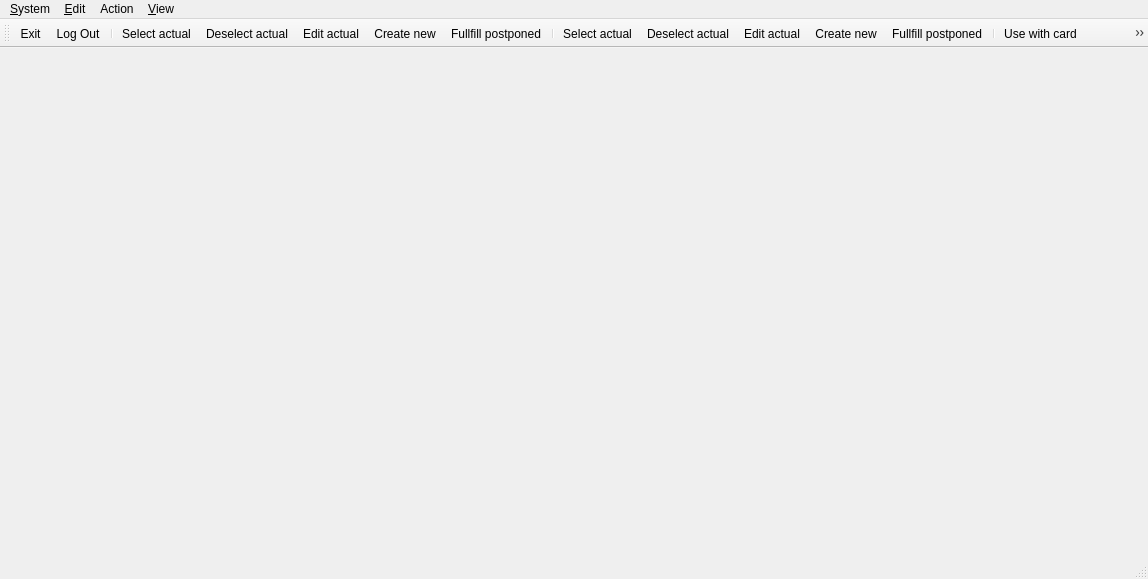
Before: the Qt Designer form client/wndmain.ui in tbikfalvi/Belenus, drawn with Qt 5.
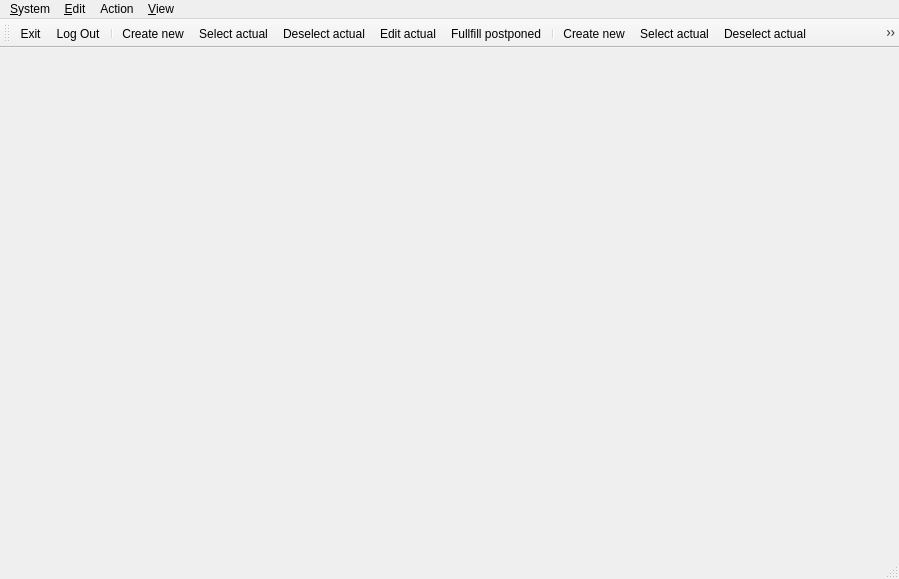
After: the same form once the commit is applied.

The edit to the form file:
```diff
--- a/client/wndmain.ui
+++ b/client/wndmain.ui
@@ -6,7 +6,7 @@
    <rect>
     <x>0</x>
     <y>0</y>
-    <width>1148</width>
+    <width>899</width>
     <height>579</height>
    </rect>
   </property>
@@ -21,7 +21,7 @@
     <rect>
      <x>0</x>
      <y>0</y>
-     <width>1148</width>
+     <width>899</width>
      <height>25</height>
     </rect>
    </property>
@@ -148,16 +148,16 @@
    <addaction name="action_Exit"/>
    <addaction name="action_LogOut"/>
    <addaction name="separator"/>
+   <addaction name="action_PatientNew"/>
    <addaction name="action_PatientSelect"/>
    <addaction name="action_PatientEmpty"/>
    <addaction name="action_EditActualPatient"/>
-   <addaction name="action_PatientNew"/>
    <addaction name="action_PostponedPatient"/>
    <addaction name="separator"/>
+   <addaction name="action_AttendanceNew"/>
    <addaction name="action_SelectActualAttendance"/>
    <addaction name="action_DeselectActualAttendance"/>
    <addaction name="action_EditActualAttendance"/>
-   <addaction name="action_AttendanceNew"/>
    <addaction name="action_PostponedAttendance"/>
    <addaction name="separator"/>
    <addaction name="action_UseWithCard"/>
@@ -173,6 +173,7 @@
    <addaction name="action_DoctorSchedule"/>
    <addaction name="action_DeviceSchedule"/>
    <addaction name="separator"/>
+   <addaction name="action_PayCash"/>
    <addaction name="action_Cassa"/>
   </widget>
   <action name="action_Exit">
@@ -434,6 +435,14 @@
     <string>Edit actual attendance of actual patient.</string>
    </property>
   </action>
+  <action name="action_PayCash">
+   <property name="text">
+    <string>PayCash</string>
+   </property>
+   <property name="toolTip">
+    <string>Pay cash usage of panel</string>
+   </property>
+  </action>
  </widget>
  <resources/>
  <connections>
```
